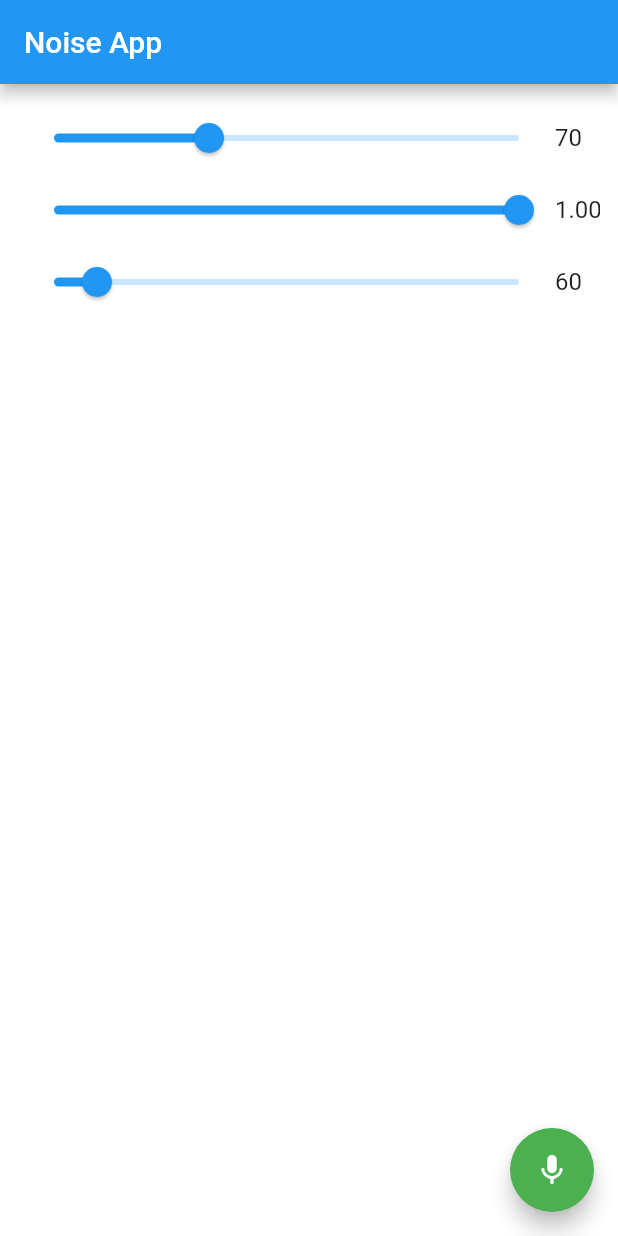
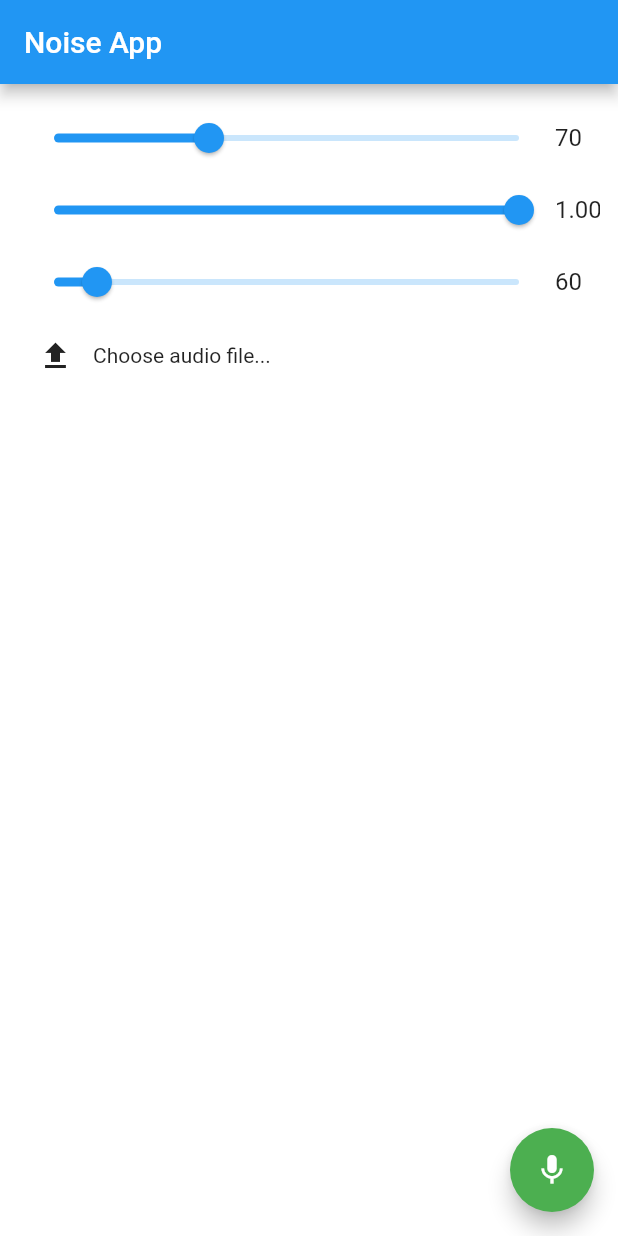
Before and after one commit to masterdodo/flutter-noise-app, a Flutter app: the screen it shows after launch, on a phone screen of 412 x 824 dp. Run offline on Flutter 3.47's test engine with Material 2 defaults, Android fonts, the phone set to English and light mode, and no system bars; our stand-ins replace audioplayers, file_picker; missing offline and left inert: noise_meter.

Commit message:
choose sound file added

```diff
--- a/lib/screens/home/homescreen.dart
+++ b/lib/screens/home/homescreen.dart
@@ -1,5 +1,7 @@
 import 'package:noise_meter/noise_meter.dart';
 import 'package:audioplayers/audio_cache.dart';
+import 'package:audioplayers/audioplayers.dart';
+import 'package:file_picker/file_picker.dart';
 import 'package:flutter/material.dart';
 import 'dart:async';
 
@@ -16,16 +18,20 @@ class _HomeScreenState extends State<HomeScreen> {
   String text = "";
   Color bgColor = Colors.white;
   final player = AudioCache();
+  AudioPlayer audioPlayer;
   Timer timer;
   int lastTimeBell = 0;
+  String absAudioPath, activeAudioFile;
   double _currentDbValue = 70;
   double _currentPerSecValue = 1;
   double _currentTimeSampleValue = 60;
   double activeDbValue, activePerSecValue, activeTimeSampleValue;
+  String _currentAudioName = "Choose audio file...";
 
   @override
   void initState() {
     super.initState();
+    audioPlayer = AudioPlayer();
   }
 
   @override
@@ -34,6 +40,7 @@ class _HomeScreenState extends State<HomeScreen> {
     controller.dispose();
   }
 
+  //Listens to MIC(gets decibel data)
   void onData(NoiseReading noiseReading) {
     this.setState(() {
       if (!this._isRecording) {
@@ -51,6 +58,7 @@ class _HomeScreenState extends State<HomeScreen> {
         activeDbValue = _currentDbValue;
         activePerSecValue = _currentPerSecValue;
         activeTimeSampleValue = _currentTimeSampleValue;
+        activeAudioFile = absAudioPath;
       });
     } catch (err) {
       print(err);
@@ -64,6 +72,7 @@ class _HomeScreenState extends State<HomeScreen> {
         _noiseSubscription.cancel();
         _noiseSubscription = null;
       }
+      stopAudio();
       this.setState(() {
         this._isRecording = false;
         this.bgColor = Colors.white;
@@ -72,6 +81,22 @@ class _HomeScreenState extends State<HomeScreen> {
     } catch (err) {
       print('stopRecorder error: $err');
     }
+  }
+
+  void openAudioPicker() async {
+    String path = await FilePicker.getFilePath(type: FileType.audio);
+    setState(() {
+      absAudioPath = path;
+      _currentAudioName = path.split("/")[path.split("/").length - 1];
+    });
+  }
+
+  void playAudio() async {
+    await audioPlayer.play(activeAudioFile, isLocal: true);
+  }
+
+  void stopAudio() async {
+    await audioPlayer.stop();
   }
 
   @override
@@ -86,7 +111,24 @@ class _HomeScreenState extends State<HomeScreen> {
         child: Column(children: [
           dBTresholdSliderControl(30, 150),
           perSecSliderControl(0.1, 1),
-          timeSampleSliderControl(5, 600)
+          timeSampleSliderControl(5, 600),
+          Row(
+            children: [
+              Container(
+                width: 50,
+                height: 50,
+                child: IconButton(
+                  icon: Icon(Icons.file_upload),
+                  onPressed: () => openAudioPicker(),
+                ),
+              ),
+              Flexible(
+                child: GestureDetector(
+                    onTap: () => openAudioPicker(),
+                    child: Text(this._currentAudioName)),
+              ),
+            ],
+          )
         ]),
       ),
       floatingActionButton: buildActionMicButton(),
@@ -210,14 +252,10 @@ class _HomeScreenState extends State<HomeScreen> {
 
   void changeText(text) {
     var db = double.parse(text);
-    if (db < 40) {
-      bgColor = Colors.green[300];
-    } else if (db > 40 && db < 75) {
-      bgColor = Colors.orange[300];
-    } else if (db > 75) {
+    if (db > activeDbValue) {
       bgColor = Colors.red[300];
       if (currentTimeInSeconds() > lastTimeBell + 3) {
-        player.play('audio/bell1.mp3');
+        playAudio();
         lastTimeBell = currentTimeInSeconds();
       }
     }
--- a/pubspec.yaml
+++ b/pubspec.yaml
@@ -26,6 +26,8 @@ dependencies:
   noise_meter:
 
   audioplayers: ^0.10.0
+
+  file_picker: ^1.13.3
 
 
   # The following adds the Cupertino Icons font to your application.
```
Also changed, not shown: pubspec.lock, 1 other file.
